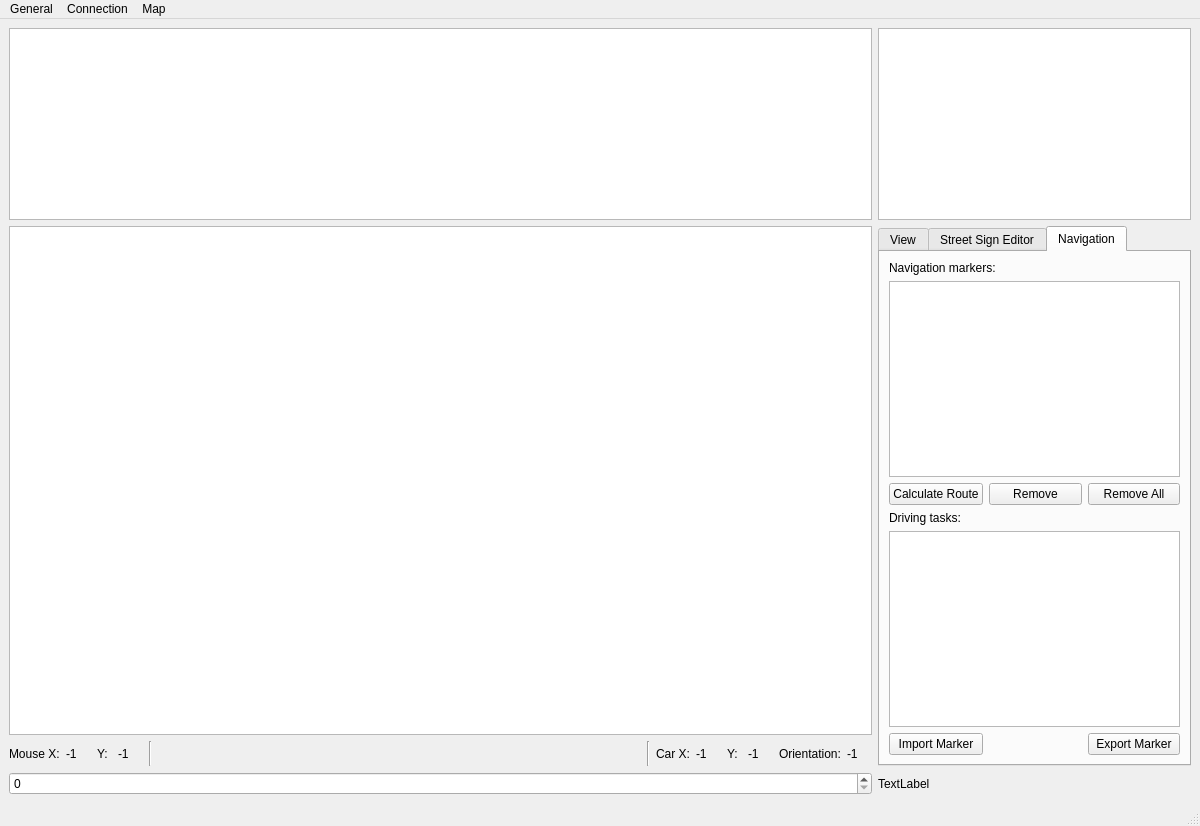
Above: src/mainwindow.ui from melegiul/adtf-remote before the change. Below: the same form after it.
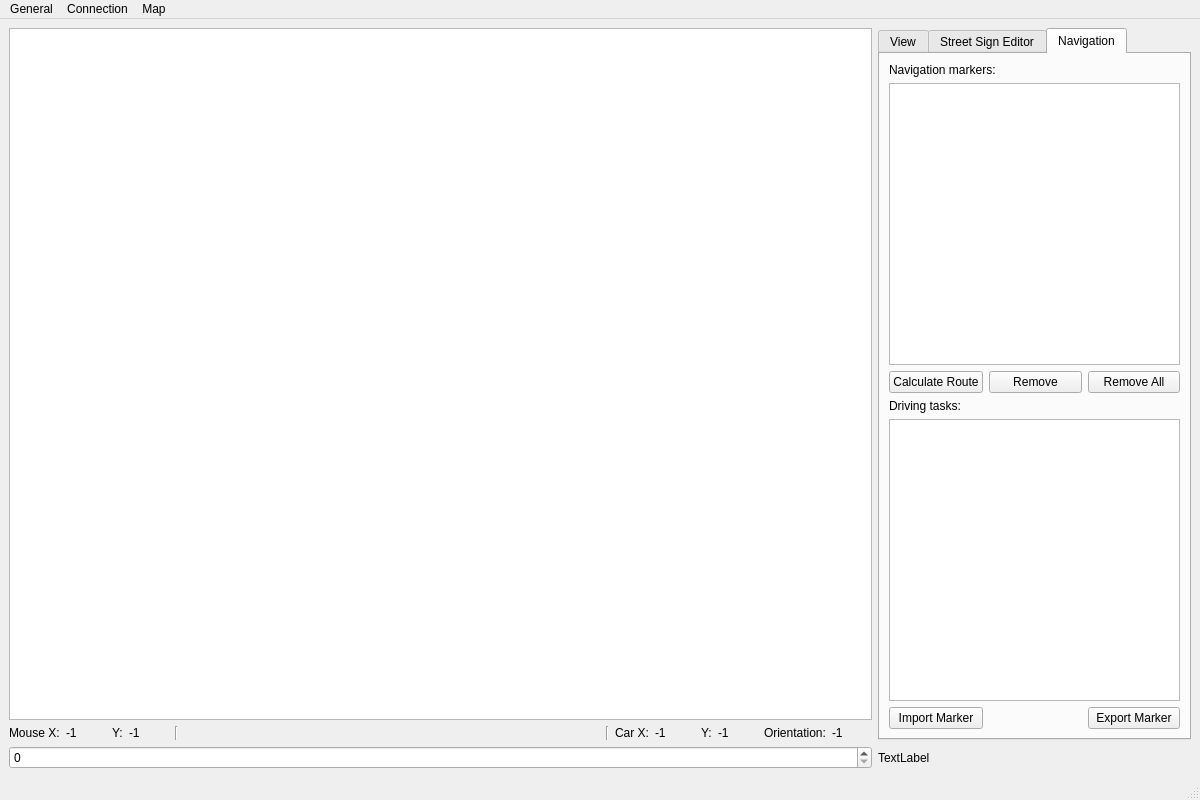
That is the form after the change. The open tabs and pages were chosen to show the change. Icons and pictures are not drawn. Custom widgets are drawn as their Qt base class.

Commit message: [ui] Layout of compass and measure bar

Diff of the .ui file:
```diff
--- a/src/mainwindow.ui
+++ b/src/mainwindow.ui
@@ -7,7 +7,7 @@
     <x>0</x>
     <y>0</y>
     <width>1200</width>
-    <height>826</height>
+    <height>800</height>
    </rect>
   </property>
   <property name="windowTitle">
@@ -19,14 +19,203 @@
   </property>
   <widget class="QWidget" name="centralwidget">
    <layout class="QGridLayout" name="gridLayout">
+    <item row="4" column="0">
+     <widget class="QSpinBox" name="sb_counter"/>
+    </item>
+    <item row="2" column="0">
+     <layout class="QHBoxLayout" name="hl_odometry">
+      <item>
+       <widget class="QLabel" name="lbs_mouse_x">
+        <property name="text">
+         <string>Mouse X:</string>
+        </property>
+       </widget>
+      </item>
+      <item>
+       <widget class="QLabel" name="mouse_x">
+        <property name="minimumSize">
+         <size>
+          <width>40</width>
+          <height>0</height>
+         </size>
+        </property>
+        <property name="text">
+         <string>-1</string>
+        </property>
+       </widget>
+      </item>
+      <item>
+       <widget class="QLabel" name="lbs_mouse_y">
+        <property name="text">
+         <string>Y:</string>
+        </property>
+       </widget>
+      </item>
+      <item>
+       <widget class="QLabel" name="mouse_y">
+        <property name="minimumSize">
+         <size>
+          <width>40</width>
+          <height>0</height>
+         </size>
+        </property>
+        <property name="text">
+         <string>-1</string>
+        </property>
+       </widget>
+      </item>
+      <item>
+       <widget class="Line" name="line_left">
+        <property name="orientation">
+         <enum>Qt::Vertical</enum>
+        </property>
+       </widget>
+      </item>
+      <item>
+       <spacer name="hs_odometry">
+        <property name="orientation">
+         <enum>Qt::Horizontal</enum>
+        </property>
+        <property name="sizeHint" stdset="0">
+         <size>
+          <width>0</width>
+          <height>0</height>
+         </size>
+        </property>
+       </spacer>
+      </item>
+      <item>
+       <widget class="Line" name="line_right">
+        <property name="orientation">
+         <enum>Qt::Vertical</enum>
+        </property>
+       </widget>
+      </item>
+      <item>
+       <widget class="QLabel" name="lbs_car_x">
+        <property name="text">
+         <string>Car X:</string>
+        </property>
+       </widget>
+      </item>
+      <item>
+       <widget class="QLabel" name="car_x">
+        <property name="minimumSize">
+         <size>
+          <width>40</width>
+          <height>0</height>
+         </size>
+        </property>
+        <property name="text">
+         <string>-1</string>
+        </property>
+       </widget>
+      </item>
+      <item>
+       <widget class="QLabel" name="lbs_car_y">
+        <property name="text">
+         <string>Y:</string>
+        </property>
+       </widget>
+      </item>
+      <item>
+       <widget class="QLabel" name="car_y">
+        <property name="minimumSize">
+         <size>
+          <width>40</width>
+          <height>0</height>
+         </size>
+        </property>
+        <property name="text">
+         <string>-1</string>
+        </property>
+       </widget>
+      </item>
+      <item>
+       <widget class="QLabel" name="lbs_orientation">
+        <property name="text">
+         <string>Orientation:</string>
+        </property>
+       </widget>
+      </item>
+      <item>
+       <widget class="QLabel" name="car_th">
+        <property name="minimumSize">
+         <size>
+          <width>40</width>
+          <height>0</height>
+         </size>
+        </property>
+        <property name="text">
+         <string>-1</string>
+        </property>
+       </widget>
+      </item>
+     </layout>
+    </item>
+    <item row="4" column="1">
+     <widget class="QLabel" name="lb_top">
+      <property name="text">
+       <string>TextLabel</string>
+      </property>
+     </widget>
+    </item>
+    <item row="1" column="0">
+     <widget class="ResizeGraphicsView" name="map_view">
+      <property name="sizePolicy">
+       <sizepolicy hsizetype="Preferred" vsizetype="Preferred">
+        <horstretch>1</horstretch>
+        <verstretch>1</verstretch>
+       </sizepolicy>
+      </property>
+      <widget class="QGraphicsView" name="compass_rose">
+       <property name="geometry">
+        <rect>
+         <x>0</x>
+         <y>0</y>
+         <width>150</width>
+         <height>150</height>
+        </rect>
+       </property>
+       <property name="sizePolicy">
+        <sizepolicy hsizetype="Fixed" vsizetype="Fixed">
+         <horstretch>0</horstretch>
+         <verstretch>0</verstretch>
+        </sizepolicy>
+       </property>
+       <property name="focusPolicy">
+        <enum>Qt::NoFocus</enum>
+       </property>
+       <property name="styleSheet">
+        <string notr="true">background: transparent; border: none;</string>
+       </property>
+      </widget>
+      <widget class="BottomLeftGraphicsView" name="measure_bar">
+       <property name="geometry">
+        <rect>
+         <x>0</x>
+         <y>500</y>
+         <width>300</width>
+         <height>50</height>
+        </rect>
+       </property>
+       <property name="sizePolicy">
+        <sizepolicy hsizetype="Fixed" vsizetype="Fixed">
+         <horstretch>0</horstretch>
+         <verstretch>0</verstretch>
+        </sizepolicy>
+       </property>
+       <property name="focusPolicy">
+        <enum>Qt::NoFocus</enum>
+       </property>
+       <property name="styleSheet">
+        <string notr="true">background: transparent; border: none;</string>
+       </property>
+      </widget>
+     </widget>
+    </item>
     <item row="1" column="1" rowspan="2">
      <widget class="QTabWidget" name="tabWidget">
-      <property name="sizePolicy">
-       <sizepolicy hsizetype="Minimum" vsizetype="Minimum">
-        <horstretch>0</horstretch>
-        <verstretch>0</verstretch>
-       </sizepolicy>
-      </property>
       <property name="currentIndex">
        <number>0</number>
       </property>
@@ -368,17 +557,7 @@
         <string>Navigation</string>
        </attribute>
        <layout class="QGridLayout" name="gridLayout_2">
-        <item row="8" column="0">
-         <widget class="QPushButton" name="importNavMarkerButton">
-          <property name="toolTip">
-           <string>Import navigation marker form a xml file.</string>
-          </property>
-          <property name="text">
-           <string>Import Marker</string>
-          </property>
-         </widget>
-        </item>
-        <item row="8" column="2">
+        <item row="6" column="2">
          <widget class="QPushButton" name="exportNavMarkerButton">
           <property name="toolTip">
            <string>Export all navigation markers to a xml file.</string>
@@ -388,28 +567,14 @@
           </property>
          </widget>
         </item>
-        <item row="2" column="1">
-         <widget class="QPushButton" name="removeNavigationMarkerButton">
+        <item row="5" column="0" colspan="3">
+         <widget class="QListWidget" name="drivingTasksListWidget">
           <property name="toolTip">
            <string>Removes choosen marker.</string>
           </property>
-          <property name="text">
-           <string>Remove</string>
-          </property>
-          <property name="icon">
-           <iconset theme="remove">
-            <normaloff>../../../.designer/backup</normaloff>../../../.designer/backup</iconset>
-          </property>
          </widget>
         </item>
-        <item row="0" column="0" colspan="3">
-         <widget class="QLabel" name="lb_navigation_markers">
-          <property name="text">
-           <string>Navigation markers:</string>
-          </property>
-         </widget>
-        </item>
-        <item row="2" column="0">
+        <item row="3" column="0">
          <widget class="QPushButton" name="calculateRouteButton">
           <property name="toolTip">
            <string>Calculates the route in order of the navigation markers above.</string>
@@ -419,7 +584,17 @@
           </property>
          </widget>
         </item>
-        <item row="2" column="2">
+        <item row="6" column="0">
+         <widget class="QPushButton" name="importNavMarkerButton">
+          <property name="toolTip">
+           <string>Import navigation marker form a xml file.</string>
+          </property>
+          <property name="text">
+           <string>Import Marker</string>
+          </property>
+         </widget>
+        </item>
+        <item row="3" column="2">
          <widget class="QPushButton" name="removeAllNavigationMarkerButton">
           <property name="toolTip">
            <string>Removes all marker.</string>
@@ -433,10 +608,34 @@
           </property>
          </widget>
         </item>
-        <item row="5" column="0" colspan="3">
-         <widget class="QListWidget" name="drivingTasksListWidget">
+        <item row="1" column="0" colspan="3">
+         <widget class="QListWidget" name="navigationMarkerListWidget">
           <property name="toolTip">
-           <string>Displays the driving instructions in order of the navigation marker above.</string>
+           <string>Change the order of the navigation marker by drag and drop. Click left to choose a marker or click right to delete choosen marker.</string>
+          </property>
+          <property name="dragDropOverwriteMode">
+           <bool>true</bool>
+          </property>
+         </widget>
+        </item>
+        <item row="3" column="1">
+         <widget class="QPushButton" name="removeNavigationMarkerButton">
+          <property name="toolTip">
+           <string>Removes choosen marker.</string>
+          </property>
+          <property name="text">
+           <string>Remove</string>
+          </property>
+          <property name="icon">
+           <iconset theme="remove">
+            <normaloff>../../../.designer/backup</normaloff>../../../.designer/backup</iconset>
+          </property>
+         </widget>
+        </item>
+        <item row="0" column="0" colspan="3">
+         <widget class="QLabel" name="lb_navigation_markers">
+          <property name="text">
+           <string>Navigation markers:</string>
           </property>
          </widget>
         </item>
@@ -447,281 +646,10 @@
           </property>
          </widget>
         </item>
-        <item row="1" column="0" colspan="3">
-         <widget class="QListWidget" name="lw_todo"/>
-        </item>
        </layout>
       </widget>
      </widget>
     </item>
-    <item row="1" column="0">
-     <widget class="QGraphicsView" name="map_view">
-      <property name="enabled">
-       <bool>true</bool>
-      </property>
-      <property name="sizePolicy">
-       <sizepolicy hsizetype="Expanding" vsizetype="Expanding">
-        <horstretch>1</horstretch>
-        <verstretch>1</verstretch>
-       </sizepolicy>
-      </property>
-     </widget>
-    </item>
-    <item row="0" column="0">
-     <widget class="QGraphicsView" name="compass_rose"/>
-    </item>
-    <item row="0" column="1">
-     <widget class="QGraphicsView" name="measure_bar"/>
-    </item>
-    <item row="2" column="0">
-     <layout class="QHBoxLayout" name="hl_odometry">
-      <item>
-       <widget class="QLabel" name="lbs_mouse_x">
-        <property name="minimumSize">
-         <size>
-          <width>0</width>
-          <height>25</height>
-         </size>
-        </property>
-        <property name="maximumSize">
-         <size>
-          <width>55</width>
-          <height>25</height>
-         </size>
-        </property>
-        <property name="text">
-         <string>Mouse X:</string>
-        </property>
-       </widget>
-      </item>
-      <item>
-       <widget class="QLabel" name="mouse_x">
-        <property name="minimumSize">
-         <size>
-          <width>25</width>
-          <height>25</height>
-         </size>
-        </property>
-        <property name="maximumSize">
-         <size>
-          <width>60</width>
-          <height>25</height>
-         </size>
-        </property>
-        <property name="text">
-         <string>-1</string>
-        </property>
-       </widget>
-      </item>
-      <item>
-       <widget class="QLabel" name="lbs_mouse_y">
-        <property name="minimumSize">
-         <size>
-          <width>15</width>
-          <height>25</height>
-         </size>
-        </property>
-        <property name="maximumSize">
-         <size>
-          <width>15</width>
-          <height>25</height>
-         </size>
-        </property>
-        <property name="text">
-         <string>Y:</string>
-        </property>
-       </widget>
-      </item>
-      <item>
-       <widget class="QLabel" name="mouse_y">
-        <property name="minimumSize">
-         <size>
-          <width>25</width>
-          <height>25</height>
-         </size>
-        </property>
-        <property name="maximumSize">
-         <size>
-          <width>60</width>
-          <height>25</height>
-         </size>
-        </property>
-        <property name="text">
-         <string>-1</string>
-        </property>
-       </widget>
-      </item>
-      <item>
-       <widget class="Line" name="line_left">
-        <property name="orientation">
-         <enum>Qt::Vertical</enum>
-        </property>
-       </widget>
-      </item>
-      <item>
-       <spacer name="hs_odometry">
-        <property name="orientation">
-         <enum>Qt::Horizontal</enum>
-        </property>
-        <property name="sizeHint" stdset="0">
-         <size>
-          <width>40</width>
-          <height>20</height>
-         </size>
-        </property>
-       </spacer>
-      </item>
-      <item>
-       <widget class="Line" name="line_right">
-        <property name="orientation">
-         <enum>Qt::Vertical</enum>
-        </property>
-       </widget>
-      </item>
-      <item>
-       <widget class="QLabel" name="lbs_car_x">
-        <property name="sizePolicy">
-         <sizepolicy hsizetype="Preferred" vsizetype="Preferred">
-          <horstretch>0</horstretch>
-          <verstretch>0</verstretch>
-         </sizepolicy>
-        </property>
-        <property name="minimumSize">
-         <size>
-          <width>30</width>
-          <height>25</height>
-         </size>
-        </property>
-        <property name="maximumSize">
-         <size>
-          <width>35</width>
-          <height>25</height>
-         </size>
-        </property>
-        <property name="text">
-         <string>Car X:</string>
-        </property>
-       </widget>
-      </item>
-      <item>
-       <widget class="QLabel" name="car_x">
-        <property name="sizePolicy">
-         <sizepolicy hsizetype="Preferred" vsizetype="Preferred">
-          <horstretch>0</horstretch>
-          <verstretch>0</verstretch>
-         </sizepolicy>
-        </property>
-        <property name="minimumSize">
-         <size>
-          <width>25</width>
-          <height>25</height>
-         </size>
-        </property>
-        <property name="maximumSize">
-         <size>
-          <width>60</width>
-          <height>25</height>
-         </size>
-        </property>
-        <property name="text">
-         <string>-1</string>
-        </property>
-       </widget>
-      </item>
-      <item>
-       <widget class="QLabel" name="lbs_car_y">
-        <property name="sizePolicy">
-         <sizepolicy hsizetype="Preferred" vsizetype="Preferred">
-          <horstretch>0</horstretch>
-          <verstretch>0</verstretch>
-         </sizepolicy>
-        </property>
-        <property name="minimumSize">
-         <size>
-          <width>15</width>
-          <height>25</height>
-         </size>
-        </property>
-        <property name="maximumSize">
-         <size>
-          <width>15</width>
-          <height>25</height>
-         </size>
-        </property>
-        <property name="text">
-         <string>Y:</string>
-        </property>
-       </widget>
-      </item>
-      <item>
-       <widget class="QLabel" name="car_y">
-        <property name="sizePolicy">
-         <sizepolicy hsizetype="Preferred" vsizetype="Preferred">
-          <horstretch>0</horstretch>
-          <verstretch>0</verstretch>
-         </sizepolicy>
-        </property>
-        <property name="minimumSize">
-         <size>
-          <width>25</width>
-          <height>25</height>
-         </size>
-        </property>
-        <property name="maximumSize">
-         <size>
-          <width>60</width>
-          <height>25</height>
-         </size>
-        </property>
-        <property name="text">
-         <string>-1</string>
-        </property>
-       </widget>
-      </item>
-      <item>
-       <widget class="QLabel" name="lbs_orientation">
-        <property name="text">
-         <string>Orientation:</string>
-        </property>
-       </widget>
-      </item>
-      <item>
-       <widget class="QLabel" name="car_th">
-        <property name="sizePolicy">
-         <sizepolicy hsizetype="Preferred" vsizetype="Preferred">
-          <horstretch>0</horstretch>
-          <verstretch>0</verstretch>
-         </sizepolicy>
-        </property>
-        <property name="minimumSize">
-         <size>
-          <width>25</width>
-          <height>25</height>
-         </size>
-        </property>
-        <property name="maximumSize">
-         <size>
-          <width>30</width>
-          <height>25</height>
-         </size>
-        </property>
-        <property name="text">
-         <string>-1</string>
-        </property>
-       </widget>
-      </item>
-     </layout>
-    </item>
-    <item row="4" column="0">
-     <widget class="QSpinBox" name="sb_counter"/>
-    </item>
-    <item row="4" column="1">
-     <widget class="QLabel" name="lb_top">
-      <property name="text">
-       <string>TextLabel</string>
-      </property>
-     </widget>
-    </item>
    </layout>
   </widget>
   <widget class="QMenuBar" name="menubar">
@@ -847,6 +775,18 @@
    </property>
   </action>
  </widget>
+ <customwidgets>
+  <customwidget>
+   <class>ResizeGraphicsView</class>
+   <extends>QGraphicsView</extends>
+   <header>resizegraphicsview.h</header>
+  </customwidget>
+  <customwidget>
+   <class>BottomLeftGraphicsView</class>
+   <extends>QGraphicsView</extends>
+   <header>bottomleftgraphicsview.h</header>
+  </customwidget>
+ </customwidgets>
  <tabstops>
   <tabstop>map_view</tabstop>
   <tabstop>tabWidget</tabstop>
```
Left out of the diff: 24 changed lines with no effect on the pictures. The commit also changes 5 other files.
